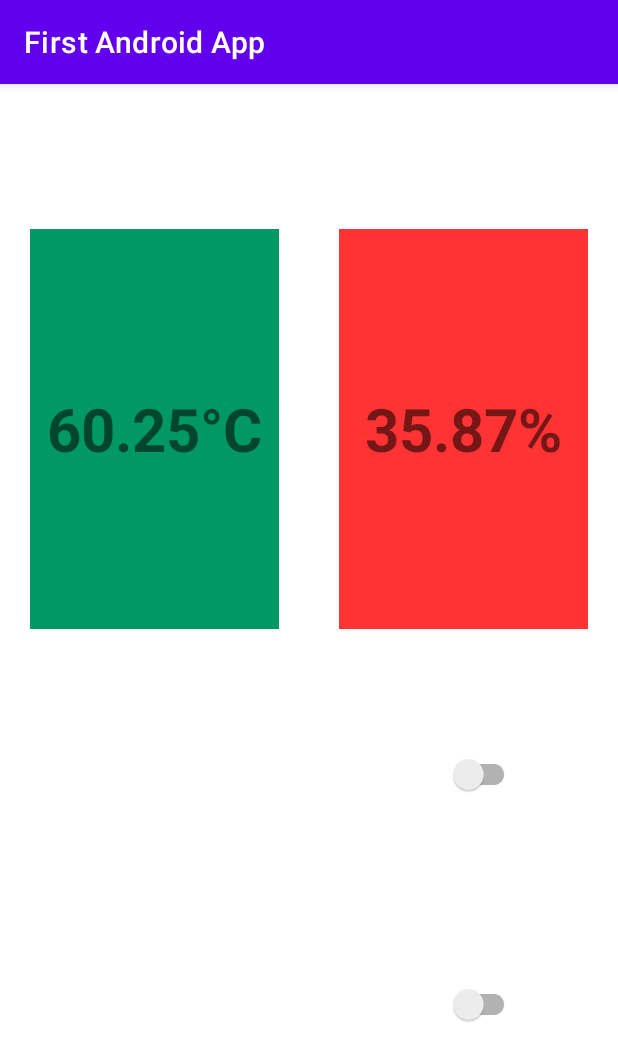
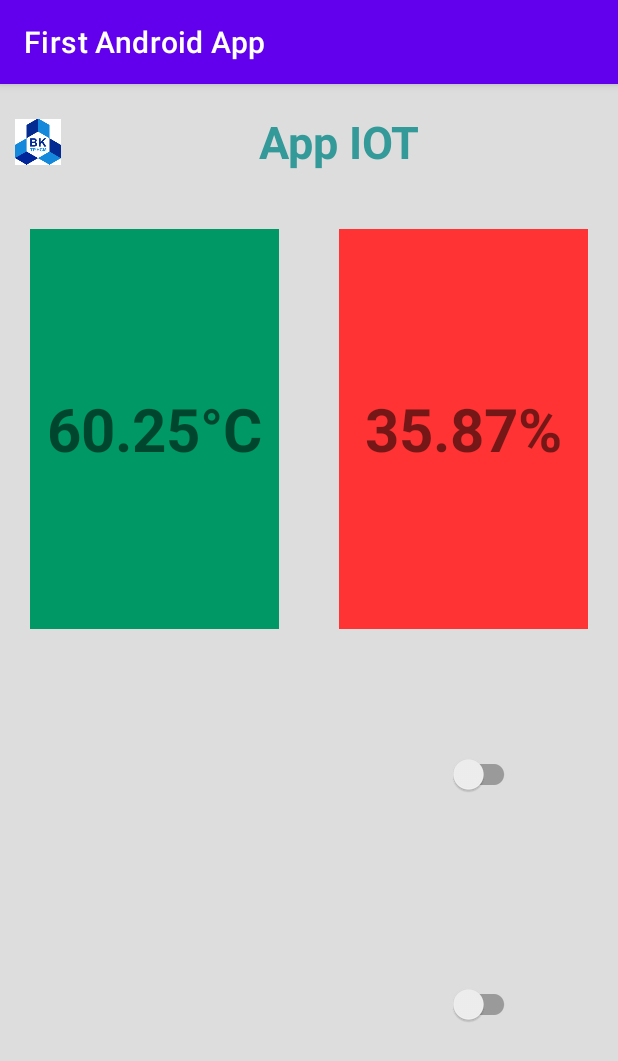
Before and after one commit to NHATTIEN-20020713/Lab-IOT, an Android app: the screen it shows after launch (MainActivity), on a phone screen of 412 x 824 dp. Shown: the top 1061 px of the screen. Run offline under Robolectric (Android 15) with nearby library versions, the phone set to English and light mode, and no system bars; libraries missing offline, so code that uses them is left out: com.github.angads25.toggle, org.eclipse.paho; plain views replace LabeledSwitch; 13 statements that could not run were skipped.

Commit message:
add picture to the android app

```diff
--- a/Lab4/app/src/main/java/com/example/firstandroidapp/MainActivity.java
+++ b/Lab4/app/src/main/java/com/example/firstandroidapp/MainActivity.java
@@ -126,9 +126,9 @@ public class MainActivity extends AppCompatActivity
                     {
                         buttonLed2.setOn(true);
                     }
-                    esle
+                    else
                     {
-                        buttonLed2(false);
+                        buttonLed2.setOn(false);
                     }
                 }
             }
--- a/Lab4/app/src/main/res/layout/activity_main.xml
+++ b/Lab4/app/src/main/res/layout/activity_main.xml
@@ -5,11 +5,33 @@
     android:layout_width="match_parent"
     android:layout_height="match_parent"
     tools:context=".MainActivity"
-    android:orientation="vertical">
+    android:orientation="vertical"
+    android:background="#DDDDDD">
     <LinearLayout
         android:layout_width="match_parent"
         android:layout_height="0dp"
         android:layout_weight="10">
+        <ImageView
+            android:layout_width="0dp"
+            android:layout_height="match_parent"
+            android:layout_weight="1"
+            android:src="@drawable/logo"
+            android:layout_marginLeft="10dp">
+        </ImageView>
+
+        <TextView
+            android:layout_width="0dp"
+            android:layout_height="match_parent"
+            android:layout_weight="10"
+            android:text="App IOT"
+            android:layout_marginLeft="30dp"
+            android:layout_marginRight="30dp"
+            android:gravity="center"
+            android:textSize="30dp"
+            android:textStyle="bold"
+            android:textColor="#339999">
+        </TextView>
+
     </LinearLayout>
 
     <LinearLayout
@@ -17,30 +39,31 @@
         android:layout_height="0dp"
         android:layout_weight="40"
         android:orientation="horizontal">
+
         <TextView
             android:id="@+id/txtTemperature"
             android:layout_width="match_parent"
             android:layout_height="match_parent"
+            android:layout_margin="20dp"
             android:layout_weight="1"
             android:background="#009966"
+            android:gravity="center"
             android:text="60.25°C"
             android:textSize="40dp"
-            android:textStyle="bold"
-            android:gravity="center"
-            android:layout_margin="20dp">
+            android:textStyle="bold">
         </TextView>
 
         <TextView
             android:id="@+id/txtHumidity"
             android:layout_width="match_parent"
             android:layout_height="match_parent"
+            android:layout_margin="20dp"
             android:layout_weight="1"
             android:background="#FF3333"
+            android:gravity="center"
             android:text="35.87%"
             android:textSize="40dp"
-            android:textStyle="bold"
-            android:gravity="center"
-            android:layout_margin="20dp">
+            android:textStyle="bold">
         </TextView>
     </LinearLayout>
 
```
Also changed, not shown: Lab4/app/src/main/res/drawable/logo.png (added).
